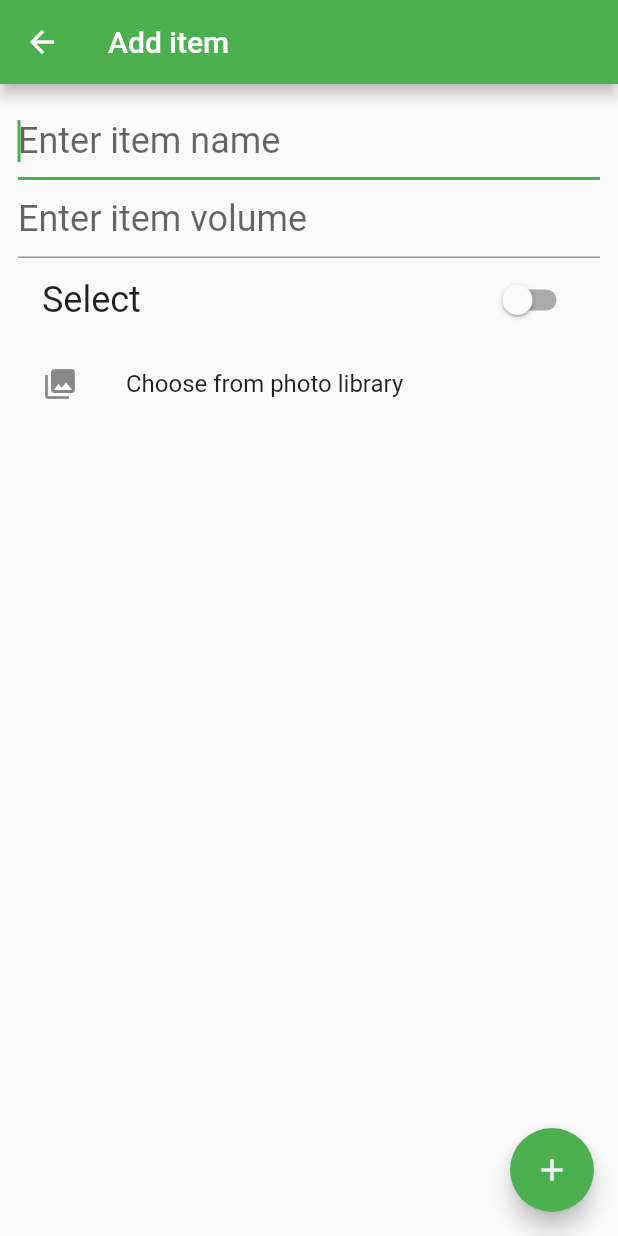
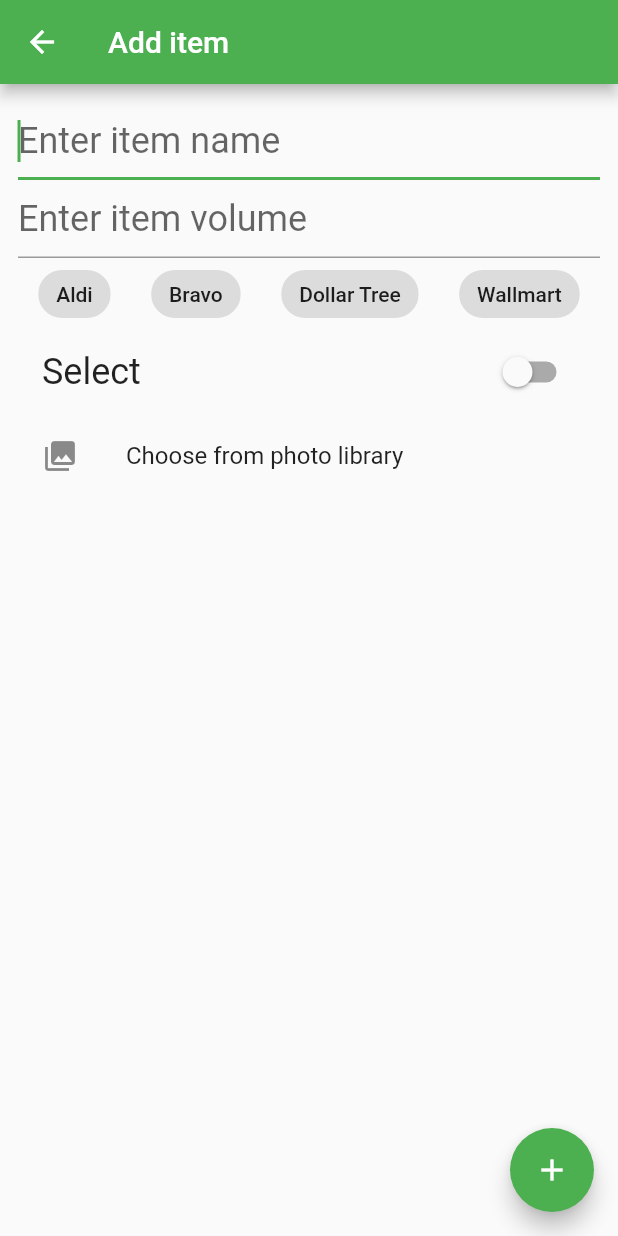
Before and after one commit to mdolinin/yapa, a Flutter app: the AddEditScreen screen opened by its route, on a phone screen of 412 x 824 dp. Run offline on Flutter 3.47's test engine with Material 2 defaults, Android fonts, the phone set to English and light mode, and no system bars; our stand-ins replace bloc, equatable, flutter_bloc, hive, hive_flutter, image_picker and 1 more; accounts and stored records are empty; generated files the repository leaves out were written again.

Commit message:
Add tags to items. Add ability to select tags from predefined list of store names. Show selected tags on details screen.

```diff
--- a/lib/models/item.dart
+++ b/lib/models/item.dart
@@ -8,15 +8,18 @@ class Item extends Equatable {
   final String volume;
   final bool selected;
   final String pathToImage;
+  final List<String> tags;
 
   Item(
     this.name, {
     this.selected = false,
     String volume = '',
     String pathToImage = '',
+    List<String> tags = const [],
     String id,
   })  : this.volume = volume ?? '',
         this.pathToImage = pathToImage ?? '',
+        this.tags = tags ?? [],
         this.id = id ?? Uuid().v4();
 
   Item copyWith(
@@ -24,26 +27,28 @@ class Item extends Equatable {
       String id,
       String volume,
       String name,
-      String pathToImage}) {
+      String pathToImage,
+      List<String> tags}) {
     return Item(
       name ?? this.name,
       selected: selected ?? this.selected,
       id: id ?? this.id,
       volume: volume ?? this.volume,
       pathToImage: pathToImage ?? this.pathToImage,
+      tags: tags ?? this.tags,
     );
   }
 
   @override
-  List<Object> get props => [selected, id, volume, name, pathToImage];
+  List<Object> get props => [selected, id, volume, name, pathToImage, tags];
 
   @override
   String toString() {
-    return 'Item { selected: $selected, name: $name, volume: $volume,  pathToImage: $pathToImage, id: $id }';
+    return 'Item { selected: $selected, name: $name, volume: $volume,  pathToImage: $pathToImage, id: $id, tags: $tags }';
   }
 
   ItemEntity toEntity() {
-    return ItemEntity(name, id, volume, selected, pathToImage);
+    return ItemEntity(name, id, volume, selected, pathToImage, tags);
   }
 
   static Item fromEntity(ItemEntity entity) {
@@ -53,6 +58,7 @@ class Item extends Equatable {
       volume: entity.volume,
       id: entity.id ?? Uuid().v4(),
       pathToImage: entity.pathToImage,
+      tags: entity.tags,
     );
   }
 }
--- a/lib/repository/item_entity.dart
+++ b/lib/repository/item_entity.dart
@@ -14,8 +14,11 @@ class ItemEntity {
   final bool selected;
   @HiveField(4)
   final String pathToImage;
+  @HiveField(5)
+  final List<String> tags;
 
-  ItemEntity(this.name, this.id, this.volume, this.selected, this.pathToImage);
+  ItemEntity(this.name, this.id, this.volume, this.selected, this.pathToImage,
+      this.tags);
 
   @override
   int get hashCode =>
@@ -23,7 +26,8 @@ class ItemEntity {
       name.hashCode ^
       volume.hashCode ^
       id.hashCode ^
-      pathToImage.hashCode;
+      pathToImage.hashCode ^
+      tags.hashCode;
 
   @override
   bool operator ==(Object other) =>
@@ -34,6 +38,7 @@ class ItemEntity {
           name == other.name &&
           volume == other.volume &&
           pathToImage == other.pathToImage &&
+          tags == other.tags &&
           id == other.id;
 
   Map<String, Object> toJson() {
@@ -43,12 +48,13 @@ class ItemEntity {
       'volume': volume,
       'id': id,
       'pathToImage': pathToImage,
+      'tags': tags,
     };
   }
 
   @override
   String toString() {
-    return 'ItemEntity {selected: $selected, name: $name, volume: $volume, id: $id, pathToImage: $pathToImage}';
+    return 'ItemEntity {selected: $selected, name: $name, volume: $volume, id: $id, pathToImage: $pathToImage, tags: $tags}';
   }
 
   static ItemEntity fromJson(Map<String, Object> json) {
@@ -58,6 +64,7 @@ class ItemEntity {
       json['volume'] as String,
       json['selected'] as bool,
       json['pathToImage'] as String,
+      json['tags'] as List<String>,
     );
   }
 }
--- a/lib/repository/mock_items_repository.dart
+++ b/lib/repository/mock_items_repository.dart
@@ -19,6 +19,7 @@ class MockItemsRepository implements ItemsRepository {
                 '20 oz',
                 false,
                 'images/1.jpeg',
+                ['Aldi', 'Wallmart', 'Bravo'],
               ),
               ItemEntity(
                 'Cookies Choc. Chips',
@@ -26,6 +27,7 @@ class MockItemsRepository implements ItemsRepository {
                 '13 oz',
                 false,
                 'images/2.jpeg',
+                ['Wallmart', 'Bravo'],
               ),
               ItemEntity(
                 'Crackers',
@@ -33,6 +35,7 @@ class MockItemsRepository implements ItemsRepository {
                 '13 oz',
                 true,
                 'images/3.jpeg',
+                ['Aldi', 'Bravo'],
               ),
               ItemEntity(
                 'Pretzels',
@@ -40,6 +43,7 @@ class MockItemsRepository implements ItemsRepository {
                 '16 oz',
                 false,
                 'images/4.jpeg',
+                ['Dollar Tree', 'Bravo'],
               ),
               ItemEntity(
                 'Italian Loaf',
@@ -47,6 +51,7 @@ class MockItemsRepository implements ItemsRepository {
                 '14 oz',
                 true,
                 'images/5.jpeg',
+                ['Aldi', 'Wallmart', 'Dollar Tree'],
               ),
             ]);
   }
--- a/lib/screens/add_edit_screen.dart
+++ b/lib/screens/add_edit_screen.dart
@@ -8,6 +8,8 @@ import 'package:yapa/models/item.dart';
 import 'package:yapa/utils/file_utils.dart';
 
 typedef OnSaveCallback = Function(Item item);
+
+const List<String> store_names = ['Aldi', 'Bravo', 'Dollar Tree', 'Wallmart'];
 
 class AddEditScreen extends StatefulWidget {
   final OnSaveCallback onSave;
@@ -75,6 +77,30 @@ class _AddEditScreenState extends State<AddEditScreen> {
                   _item = _item.copyWith(volume: value);
                 },
               ),
+              Wrap(
+                alignment: WrapAlignment.spaceAround,
+                children: store_names
+                    .map(
+                      (name) => FilterChip(
+                        label: Text('$name'),
+                        checkmarkColor: Theme.of(context).canvasColor,
+                        selectedColor: Theme.of(context).accentColor,
+                        selected: _item.tags.contains('$name'),
+                        onSelected: (bool value) {
+                          List<String> tags = List.from(_item.tags);
+                          if (value) {
+                            tags..add('$name');
+                          } else {
+                            tags..remove('$name');
+                          }
+                          setState(() {
+                            _item = _item.copyWith(tags: tags);
+                          });
+                        },
+                      ),
+                    )
+                    .toList(),
+              ),
               SwitchListTile(
                 title: Text(
                   'Select',
```
Also changed, not shown: lib/screens/detail_screen.dart (+18 -0 lines), lib/repository/item_entity.g.dart, 1 other file.
